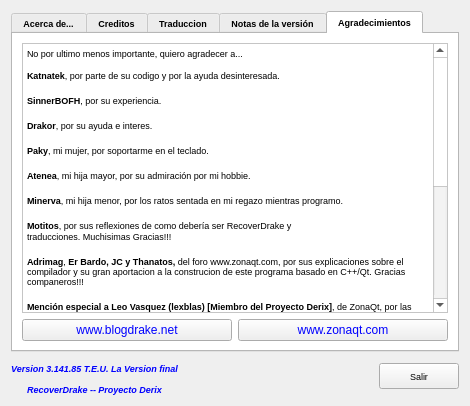
This is notas.ui in kapyderi/recoverdrake-v3 as Qt 5 draws it before an edit. The edited form follows.
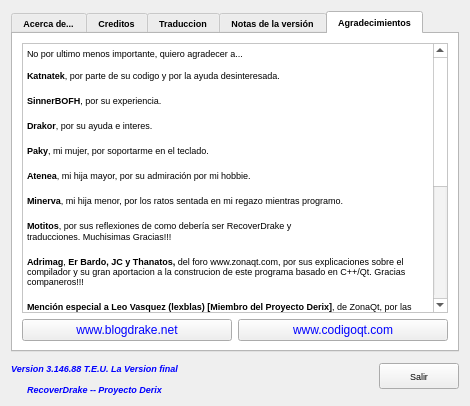
This is the edited form. The open tabs and pages were chosen to show the change. Icons and pictures are not drawn.

What changed in the file:
```diff
--- a/notas.ui
+++ b/notas.ui
@@ -83,7 +83,7 @@
 color: rgb(0, 0, 255);</string>
      </property>
      <property name="text">
-      <string>Version 3.141.85 T.E.U. La Version final</string>
+      <string>Version 3.146.88 T.E.U. La Version final</string>
      </property>
      <property name="alignment">
       <set>Qt::AlignCenter</set>
@@ -949,7 +949,7 @@
           <string notr="true">color: rgb(0, 0, 255);</string>
          </property>
          <property name="text">
-          <string>www.zonaqt.com</string>
+          <string>www.codigoqt.com</string>
          </property>
         </widget>
        </item>
```
Left out of the diff: 2 changed lines with no effect on the pictures.
